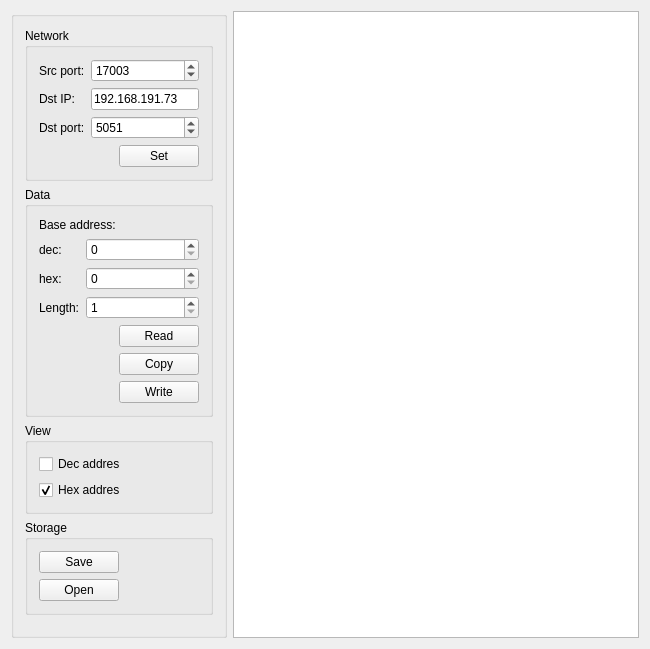
The window that UPX/mainwindow.ui (Blackghost56/UDP_UPX_Test) describes before a commit, drawn with Qt 5.
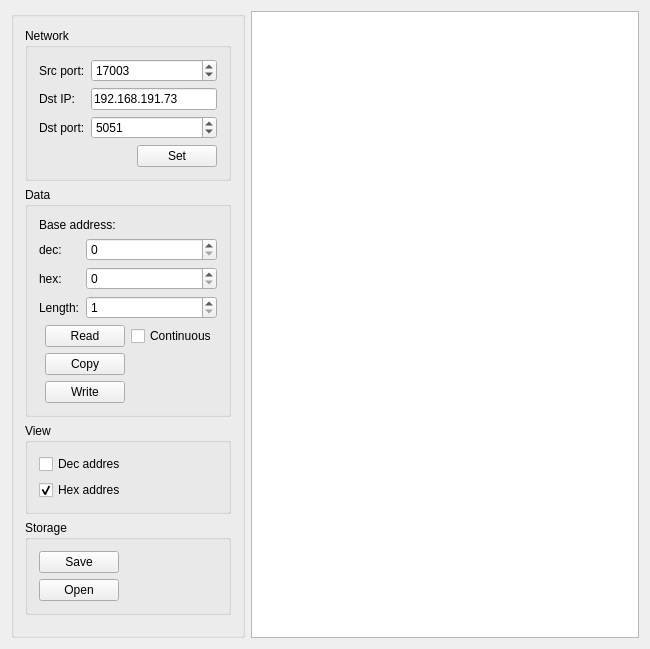
The same window after the commit.

Patch:
```diff
--- a/UPX/mainwindow.ui
+++ b/UPX/mainwindow.ui
@@ -13,6 +13,9 @@
   <property name="windowTitle">
    <string>UPX Tester</string>
   </property>
+  <property name="autoFillBackground">
+   <bool>false</bool>
+  </property>
   <widget class="QWidget" name="centralWidget">
    <layout class="QGridLayout" name="gridLayout_7">
     <item row="0" column="0">
@@ -35,6 +38,9 @@
            <verstretch>0</verstretch>
           </sizepolicy>
          </property>
+         <property name="autoFillBackground">
+          <bool>false</bool>
+         </property>
          <property name="title">
           <string>Network</string>
          </property>
@@ -195,39 +201,33 @@
             </item>
            </layout>
           </item>
-          <item row="1" column="0">
-           <spacer name="horizontalSpacer_3">
-            <property name="orientation">
-             <enum>Qt::Horizontal</enum>
-            </property>
-            <property name="sizeHint" stdset="0">
-             <size>
-              <width>40</width>
-              <height>20</height>
-             </size>
-            </property>
-           </spacer>
-          </item>
           <item row="1" column="1">
-           <layout class="QVBoxLayout" name="verticalLayout">
-            <item>
+           <layout class="QGridLayout" name="gridLayout_8">
+            <item row="2" column="0">
+             <widget class="QPushButton" name="write_pushButton">
+              <property name="text">
+               <string>Write</string>
+              </property>
+             </widget>
+            </item>
+            <item row="0" column="0">
              <widget class="QPushButton" name="read_pushButton">
               <property name="text">
                <string>Read</string>
               </property>
              </widget>
             </item>
-            <item>
+            <item row="1" column="0">
              <widget class="QPushButton" name="copy_pushButton">
               <property name="text">
                <string>Copy</string>
               </property>
              </widget>
             </item>
-            <item>
-             <widget class="QPushButton" name="write_pushButton">
+            <item row="0" column="1">
+             <widget class="QCheckBox" name="continuous_checkBox">
               <property name="text">
-               <string>Write</string>
+               <string>Continuous</string>
               </property>
              </widget>
             </item>
@@ -299,7 +299,7 @@
             </property>
             <property name="sizeHint" stdset="0">
              <size>
-              <width>68</width>
+              <width>82</width>
               <height>20</height>
              </size>
             </property>
```
Left out of the diff: 8 changed lines with no effect on the pictures.
